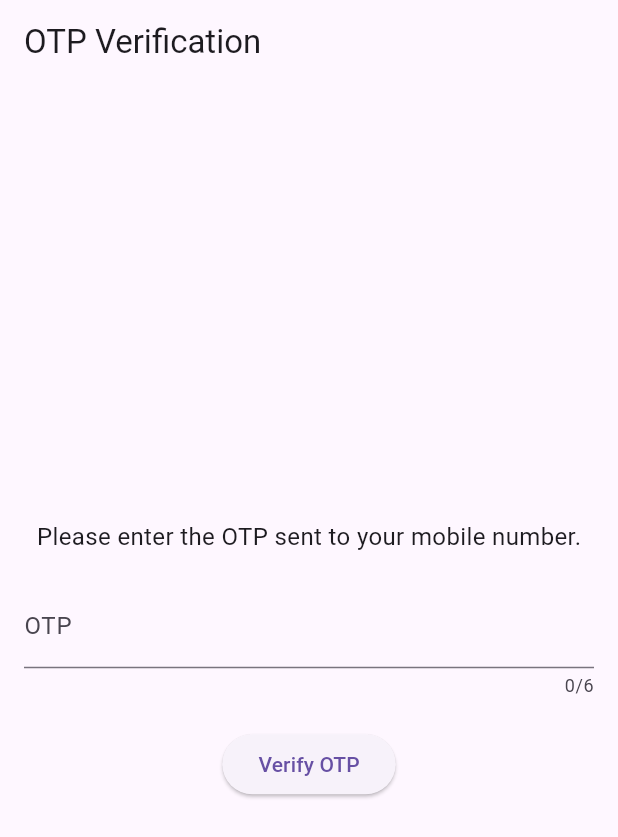
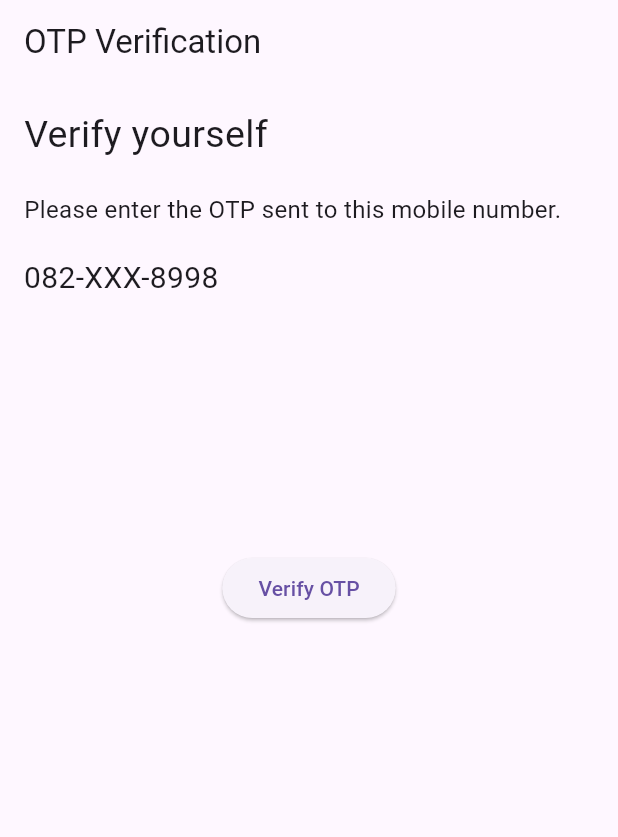
Before and after one commit to Tannop/Splash-Screen, a Flutter app: the OTPScreen screen opened directly, on a phone screen of 412 x 824 dp. Shown: the top 837 px of the screen. Run offline on Flutter 3.47's test engine with Material 3 defaults, Android fonts, the phone set to English and light mode, and no system bars; drawn by our look-alikes of pin_input_text_field; our stand-ins replace flutter_svg.

Commit message:
update on OTP check

```diff
--- a/lib/otp_screen.dart
+++ b/lib/otp_screen.dart
@@ -1,4 +1,6 @@
 import 'package:flutter/material.dart';
+import 'package:logintestt/set_pin_screen.dart';
+import 'package:pin_input_text_field/pin_input_text_field.dart';
 
 class OTPScreen extends StatefulWidget {
   @override
@@ -17,20 +19,52 @@ class _OTPScreenState extends State<OTPScreen> {
       body: Padding(
         padding: const EdgeInsets.all(16.0),
         child: Column(
-          mainAxisAlignment: MainAxisAlignment.center,
+          mainAxisAlignment: MainAxisAlignment.start,
           children: [
-            Text(
-              'Please enter the OTP sent to your mobile number.',
-              style: TextStyle(fontSize: 16.0),
+            const Align(
+              alignment: Alignment.topLeft,
+              child: Text(
+                'Verify yourself',
+                style: TextStyle(fontSize: 25.0),
+              ),
             ),
-            SizedBox(height: 20.0),
-            TextField(
+            const SizedBox(height: 20.0),
+            const Align(
+              alignment: Alignment.topLeft,
+              child: Text(
+                'Please enter the OTP sent to this mobile number.',
+                style: TextStyle(fontSize: 16.0),
+              ),
+            ),
+            const SizedBox(height: 20.0),
+            const Align(
+              alignment: Alignment.topLeft,
+              child: Text(
+                '082-XXX-8998',
+                style: TextStyle(fontSize: 20.0),
+                textAlign: TextAlign.center,
+              ),
+            ),
+            const SizedBox(height: 100.0),
+            PinInputTextField(
               controller: _otpController,
-              keyboardType: TextInputType.number,
-              maxLength: 6,
-              decoration: InputDecoration(
-                labelText: 'OTP',
+              pinLength: 6,
+              decoration: UnderlineDecoration(
+                colorBuilder: PinListenColorBuilder(
+                    Colors.transparent, Colors.transparent),
               ),
+              autoFocus: true,
+              textInputAction: TextInputAction.done,
+              onSubmit: (pin) {
+                if (_otpController.text.length == 6) {
+                  //if else for check OTP logic
+                  // After entering the last digit, navigate to the next screen
+                  Navigator.pushReplacement(
+                    context,
+                    MaterialPageRoute(builder: (context) => SetPinScreen()),
+                  );
+                }
+              },
             ),
             SizedBox(height: 20.0),
             ElevatedButton(
--- a/pubspec.yaml
+++ b/pubspec.yaml
@@ -11,6 +11,7 @@ dependencies:
     sdk: flutter
   flutter_svg: ^2.0.9
   intl: ^0.19.0
+  pin_input_text_field: ^4.5.1
 
 dev_dependencies:
   flutter_test:
```
Also changed, not shown: lib/set_pin_screen.dart (added, +65 -0 lines), pubspec.lock.
